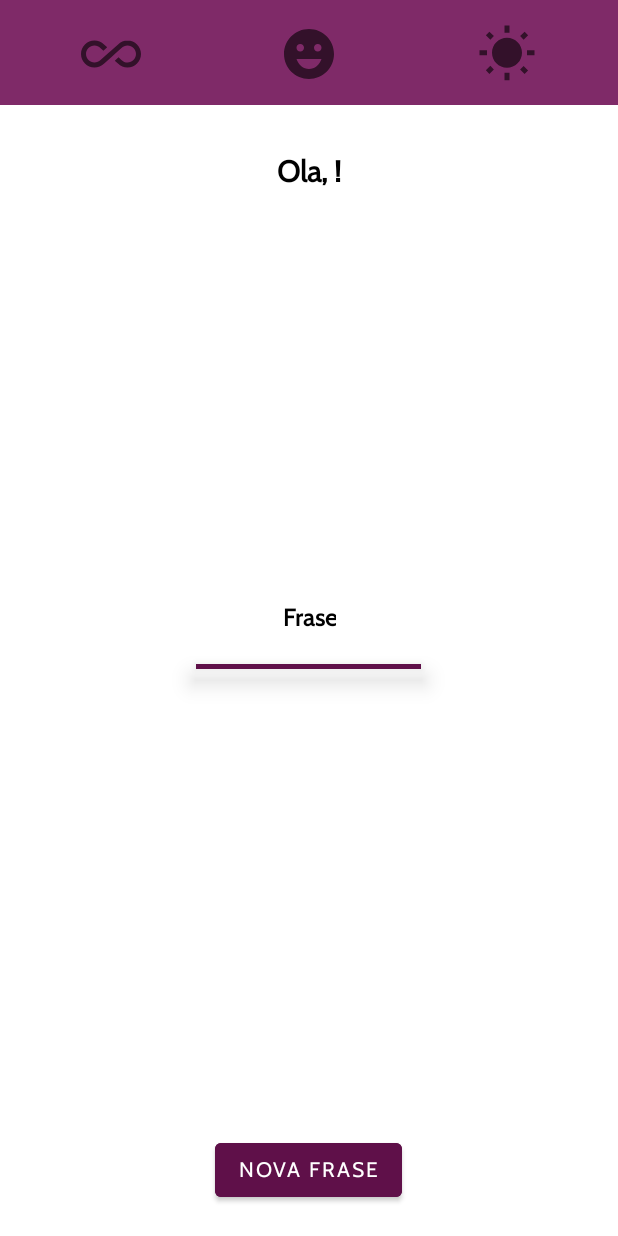
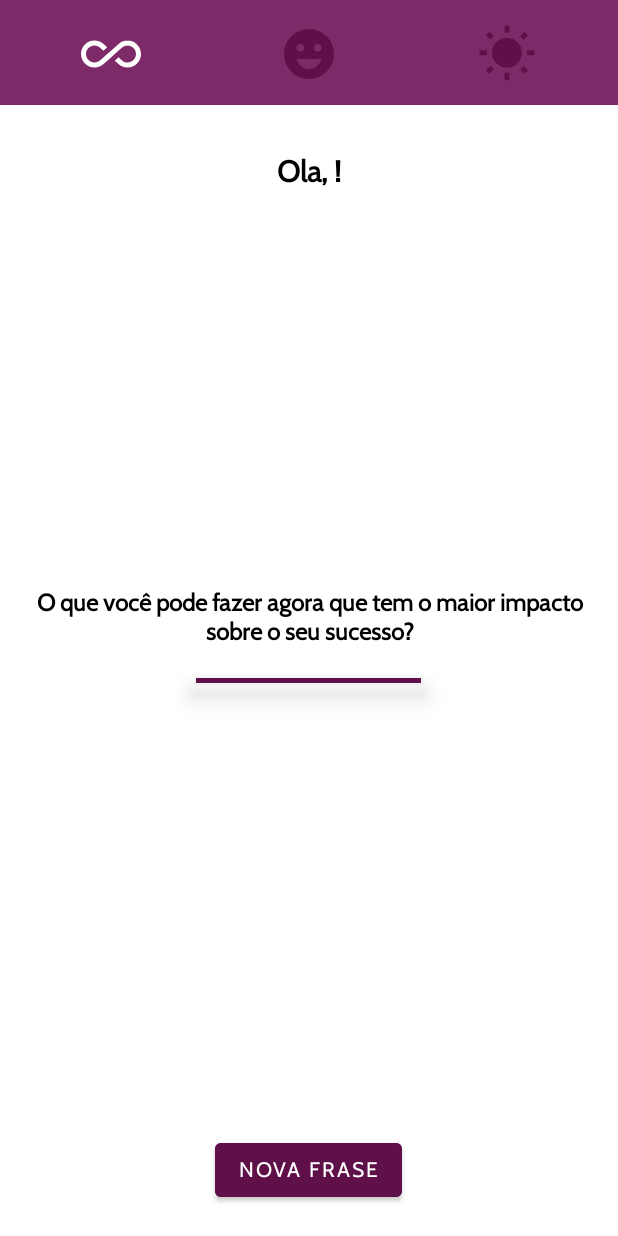
Before and after one commit to ggsant/android_projects, an Android app: the MainActivity screen opened directly, with no data from a screen before it, on a phone screen of 412 x 824 dp. Run offline under Robolectric (Android 15) with nearby library versions, the phone set to English and light mode, and no system bars.

Commit message:
Implement motivation app

```diff
--- /dev/null
+++ b/MotivationApp/app/src/main/java/com/gabriela/motivationapp/data/MockPhrases.kt
@@ -0,0 +1,39 @@
+package com.gabriela.motivationapp.data
+
+import com.gabriela.motivationapp.infra.MotivationConstants
+import kotlin.random.Random
+
+data class Phrase(val description: String, val categoryId: Int)
+
+class MockPhrases {
+    private val sunny = MotivationConstants.FILTER.SUNNY
+    private val all = MotivationConstants.FILTER.ALL
+    private  val happy = MotivationConstants.FILTER.HAPPY
+
+    private val mListPhrases = listOf<Phrase>(
+        Phrase("Não sabendo que era impossível, foi lá e fez.", happy),
+        Phrase("Você não é derrotado quando perde, você é derrotado quando desiste!", happy),
+        Phrase("Quando está mais escuro, vemos mais estrelas!", happy),
+        Phrase("Insanidade é fazer sempre a mesma coisa e esperar um resultado diferente.", happy),
+        Phrase("Não pare quando estiver cansado, pare quando tiver terminado.", happy),
+        Phrase("O que você pode fazer agora que tem o maior impacto sobre o seu sucesso?", happy),
+        Phrase("A melhor maneira de prever o futuro é inventá-lo.", sunny),
+        Phrase("Você perde todas as chances que você não aproveita.", sunny),
+        Phrase("Fracasso é o condimento que dá sabor ao sucesso.", sunny),
+        Phrase(" Enquanto não estivermos comprometidos, haverá hesitação!", sunny),
+        Phrase("Se você não sabe onde quer ir, qualquer caminho serve.", sunny),
+        Phrase("Se você acredita, faz toda a diferença.", sunny),
+        Phrase("Riscos devem ser corridos, porque o maior perigo é não arriscar nada!", sunny)
+    )
+
+    // Obtém frase aleatória de acordo com o filtro
+    fun getPhrase(value: Int): String {
+        val filtered = mListPhrases.filter { (it.categoryId == value || value == all) }
+
+        // Número aleatório de 0 ao tamanho da lista retornada do filtro
+        val rand = Random.nextInt(filtered.size)
+
+        // Retorna string
+        return filtered[rand].description
+    }
+}
--- a/MotivationApp/app/src/main/java/com/gabriela/motivationapp/infra/MotivationConstants.kt
+++ b/MotivationApp/app/src/main/java/com/gabriela/motivationapp/infra/MotivationConstants.kt
@@ -4,4 +4,10 @@ class MotivationConstants private constructor(){
     object KEY {
         const val USER_NAME = "USER_NAME"
     }
+
+    object FILTER {
+        const val ALL = 1
+        const val HAPPY = 2
+        const val SUNNY = 3
+    }
 }
--- a/MotivationApp/app/src/main/java/com/gabriela/motivationapp/ui/MainActivity.kt
+++ b/MotivationApp/app/src/main/java/com/gabriela/motivationapp/ui/MainActivity.kt
@@ -2,16 +2,19 @@ package com.gabriela.motivationapp.ui
 
 import android.os.Bundle
 import android.view.View
+import android.widget.ImageView
 import androidx.appcompat.app.AppCompatActivity
+import androidx.core.content.ContextCompat
 import com.gabriela.motivationapp.infra.MotivationConstants
 import com.gabriela.motivationapp.R
+import com.gabriela.motivationapp.data.MockPhrases
 import com.gabriela.motivationapp.infra.SecurityPreferences
 import com.gabriela.motivationapp.databinding.ActivityMainBinding
 
 
 class MainActivity : AppCompatActivity() , View.OnClickListener {
     private lateinit var binding: ActivityMainBinding
-
+    private var categoryId = MotivationConstants.FILTER.ALL
 
     override fun onCreate(savedInstanceState: Bundle?) {
         super.onCreate(savedInstanceState)
@@ -19,17 +22,53 @@ class MainActivity : AppCompatActivity() , View.OnClickListener {
         binding = ActivityMainBinding.inflate(layoutInflater)
         setContentView(binding.root)
 
+        handleFilter(R.id.ic_all_inclusive)
+        handleNextPhrase(categoryId)
         supportActionBar?.hide() // A supportActionBar é a barra de navegação
+
         binding.button.setOnClickListener(this)
+        binding.icAllInclusive.setOnClickListener(this)
+        binding.icHappy.setOnClickListener(this)
+        binding.icSunny.setOnClickListener(this)
 
         handleUserName()
     }
 
     override fun onClick(view: View) {
-        if (view.id == R.id.button) generateMotivationPhrase()
+        when(view.id) {
+            R.id.button ->  handleNextPhrase(categoryId)
+            R.id.ic_all_inclusive, R.id.ic_happy, R.id.ic_sunny -> handleFilter(view.id)
+        }
     }
 
-    private fun generateMotivationPhrase() : String = ""
+    private fun handleFilter(id: Int) {
+        setImageViewColorFilter(binding.icAllInclusive, R.color.dark_purple)
+        setImageViewColorFilter(binding.icSunny, R.color.dark_purple)
+        setImageViewColorFilter(binding.icHappy, R.color.dark_purple)
+
+        when(id) {
+            R.id.ic_all_inclusive -> {
+                setImageViewColorFilter(binding.icAllInclusive, R.color.white)
+                categoryId = MotivationConstants.FILTER.ALL
+            }
+            R.id.ic_sunny  -> {
+                setImageViewColorFilter(binding.icSunny, R.color.white)
+                categoryId = MotivationConstants.FILTER.SUNNY
+            }
+            R.id.ic_happy -> {
+                setImageViewColorFilter(binding.icHappy, R.color.white)
+                categoryId = MotivationConstants.FILTER.HAPPY
+            }
+        }
+    }
+
+    private fun setImageViewColorFilter(imageView: ImageView, color: Int) {
+        imageView.setColorFilter(ContextCompat.getColor(this, color))
+    }
+
+    private fun handleNextPhrase(categoryId: Int) {
+        binding.textPhrase.text = MockPhrases().getPhrase(categoryId)
+    }
 
     private fun handleUserName() {
         // Recuperando o nome do usuário
--- a/MotivationApp/app/src/main/res/layout/activity_main.xml
+++ b/MotivationApp/app/src/main/res/layout/activity_main.xml
@@ -19,18 +19,21 @@
         android:paddingBottom="16dp">
 
         <ImageView
+            android:id="@+id/ic_all_inclusive"
             android:layout_width="0dp"
             android:layout_height="40dp"
             android:layout_weight="1"
             android:src="@drawable/ic_all_inclusive" />
 
         <ImageView
+            android:id="@+id/ic_happy"
             android:layout_width="0dp"
             android:layout_height="40dp"
             android:layout_weight="1"
             android:src="@drawable/ic_happy" />
 
         <ImageView
+            android:id="@+id/ic_sunny"
             android:layout_width="0dp"
             android:layout_height="40dp"
             android:layout_weight="1"
```
